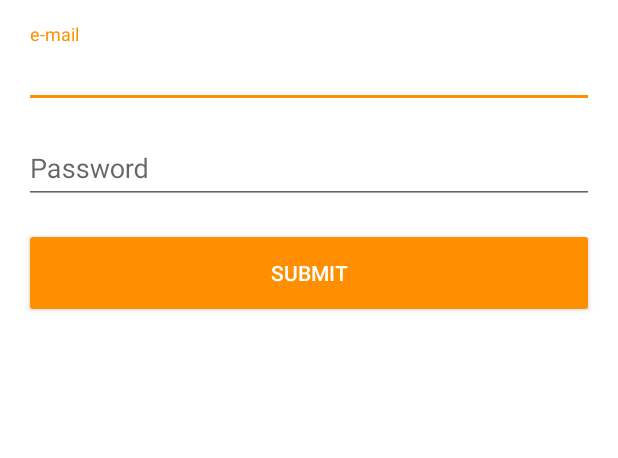
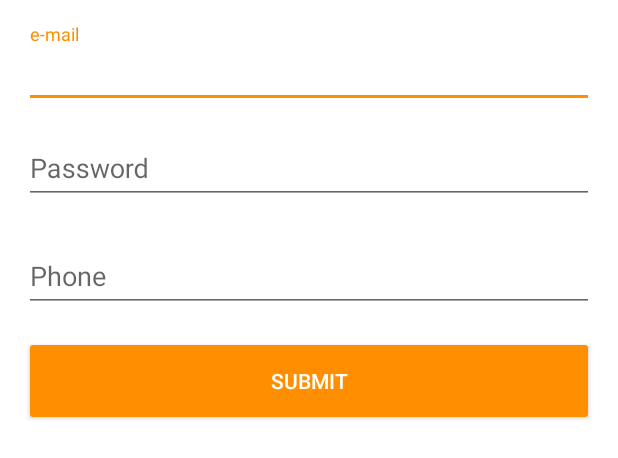
Before and after one commit to douglasiacovelli/LiveDataPOC, an Android app: the layout login_fragment.xml on its own in the app's theme, with its tools: preview values and no code run, on a phone screen of 412 x 824 dp. Shown: the top 458 px of the screen. Run offline under Robolectric (Android 15) with nearby library versions, the phone set to English and light mode, and no system bars.

Commit message:
creates bindingadapter for formatter

```diff
--- a/app/src/main/res/layout/login_fragment.xml
+++ b/app/src/main/res/layout/login_fragment.xml
@@ -48,6 +48,21 @@
                     android:addTextChangedListener="@{viewModel.passwordlistener}"/>
             </android.support.design.widget.TextInputLayout>
 
+            <android.support.design.widget.TextInputLayout
+                android:id="@+id/phone_input"
+                android:layout_width="match_parent"
+                android:layout_height="wrap_content"
+                android:layout_marginBottom="@dimen/normal">
+                <android.support.design.widget.TextInputEditText
+                    android:id="@+id/phone_field"
+                    android:layout_width="match_parent"
+                    android:layout_height="wrap_content"
+                    android:hint="@string/phone"
+                    android:inputType="number"
+                    android:text="@={viewModel.phone}"
+                    app:formatter="@{viewModel.phoneFormatter}"/>
+            </android.support.design.widget.TextInputLayout>
+
             <Button
                 android:id="@+id/submit_button"
                 android:layout_height="60dp"
--- a/app/src/main/res/values/strings.xml
+++ b/app/src/main/res/values/strings.xml
@@ -10,4 +10,5 @@
     <string name="invalid_password">The password should have at least 8 characters</string>
     <string name="error_required">This field cannot be empty</string>
     <string name="ok">OK</string>
+    <string name="phone">Phone</string>
 </resources>
```
Also changed, not shown: app/src/main/java/com/iacovelli/livedatapoc/login/LoginViewModel.kt (+13 -0 lines), core/src/main/java/com/iacovelli/core/bindingadapters/TextEditBinder.kt (added, +40 -0 lines).
